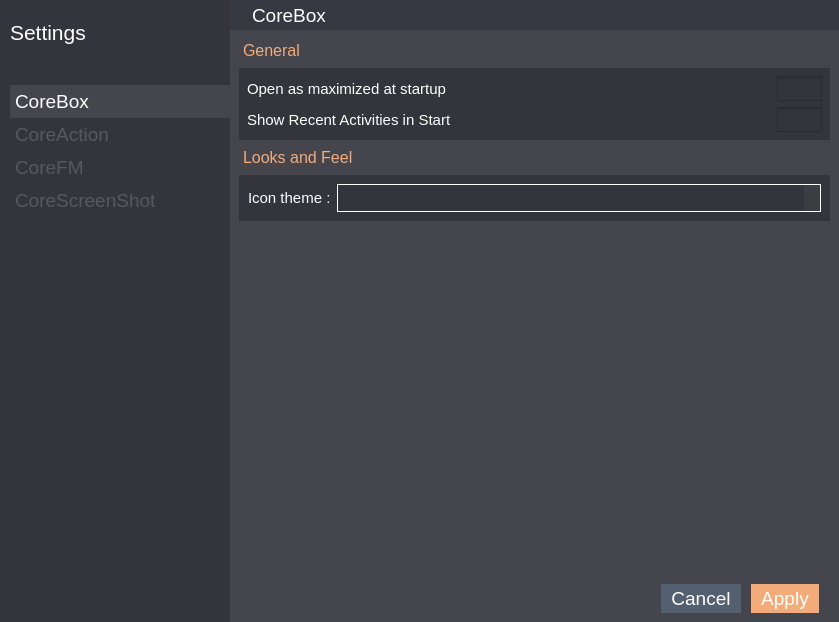
rahmanshaber/corebox, file app/settings/settings.ui: the form before one commit.
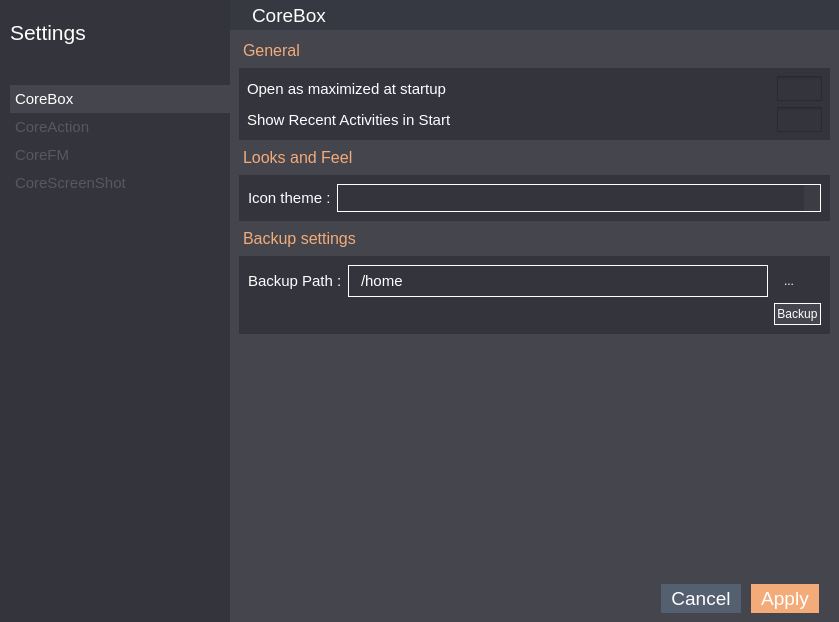
The form after the commit. Icons and pictures are not drawn.

The edit to the form file:
```diff
--- a/app/settings/settings.ui
+++ b/app/settings/settings.ui
@@ -247,7 +247,7 @@
         </property>
         <property name="font">
          <font>
-          <pointsize>14</pointsize>
+          <pointsize>11</pointsize>
          </font>
         </property>
         <property name="styleSheet">
@@ -292,7 +292,7 @@
         </property>
         <property name="font">
          <font>
-          <pointsize>14</pointsize>
+          <pointsize>11</pointsize>
          </font>
         </property>
         <property name="styleSheet">
@@ -331,7 +331,7 @@
        <widget class="QPushButton" name="corefm">
         <property name="font">
          <font>
-          <pointsize>14</pointsize>
+          <pointsize>11</pointsize>
          </font>
         </property>
         <property name="styleSheet">
@@ -367,7 +367,7 @@
        <widget class="QPushButton" name="corescrshot">
         <property name="font">
          <font>
-          <pointsize>14</pointsize>
+          <pointsize>11</pointsize>
          </font>
         </property>
         <property name="styleSheet">
@@ -724,6 +724,114 @@
          </layout>
         </widget>
        </item>
+       <item>
+        <widget class="QLabel" name="generalB_3">
+         <property name="font">
+          <font>
+           <pointsize>12</pointsize>
+          </font>
+         </property>
+         <property name="styleSheet">
+          <string notr="true">QLabel{
+color:#F3AB79 ;
+padding: 2px 10px 2px 0px;
+}
+</string>
+         </property>
+         <property name="text">
+          <string>Backup settings</string>
+         </property>
+        </widget>
+       </item>
+       <item>
+        <widget class="QFrame" name="backup">
+         <property name="styleSheet">
+          <string notr="true">QWidget{
+background-color: #34343C;
+color: #ffffff;
+}</string>
+         </property>
+         <layout class="QGridLayout" name="gridLayout_6">
+          <item row="0" column="3">
+           <widget class="QPushButton" name="browSave">
+            <property name="sizePolicy">
+             <sizepolicy hsizetype="Fixed" vsizetype="Fixed">
+              <horstretch>0</horstretch>
+              <verstretch>0</verstretch>
+             </sizepolicy>
+            </property>
+            <property name="minimumSize">
+             <size>
+              <width>30</width>
+              <height>30</height>
+             </size>
+            </property>
+            <property name="maximumSize">
+             <size>
+              <width>20</width>
+              <height>16777215</height>
+             </size>
+            </property>
+            <property name="text">
+             <string>...</string>
+            </property>
+            <property name="flat">
+             <bool>true</bool>
+            </property>
+           </widget>
+          </item>
+          <item row="2" column="3">
+           <widget class="QPushButton" name="backUp">
+            <property name="styleSheet">
+             <string notr="true">QPushButton{
+border: 1px solid #ffffff;
+padding: 3px 2px 3px 2px;
+background-color: #45454D;
+}
+
+QPushButton:hover {
+background-color: rgb(48, 140, 198);
+}
+</string>
+            </property>
+            <property name="text">
+             <string>Backup</string>
+            </property>
+           </widget>
+          </item>
+          <item row="0" column="1">
+           <widget class="QLineEdit" name="backupPath">
+            <property name="font">
+             <font>
+              <pointsize>11</pointsize>
+             </font>
+            </property>
+            <property name="styleSheet">
+             <string notr="true">QLineEdit{
+    border: 1px solid #ffffff;
+    padding: 5px 5px 5px 10px;
+}</string>
+            </property>
+            <property name="text">
+             <string>/home</string>
+            </property>
+           </widget>
+          </item>
+          <item row="0" column="0">
+           <widget class="QLabel" name="label_21">
+            <property name="font">
+             <font>
+              <pointsize>11</pointsize>
+             </font>
+            </property>
+            <property name="text">
+             <string>Backup Path :</string>
+            </property>
+           </widget>
+          </item>
+         </layout>
+        </widget>
+       </item>
        <item>
         <spacer name="verticalSpacer_5">
          <property name="orientation">
```
Left out of the diff: 76 changed lines with no effect on the pictures.
